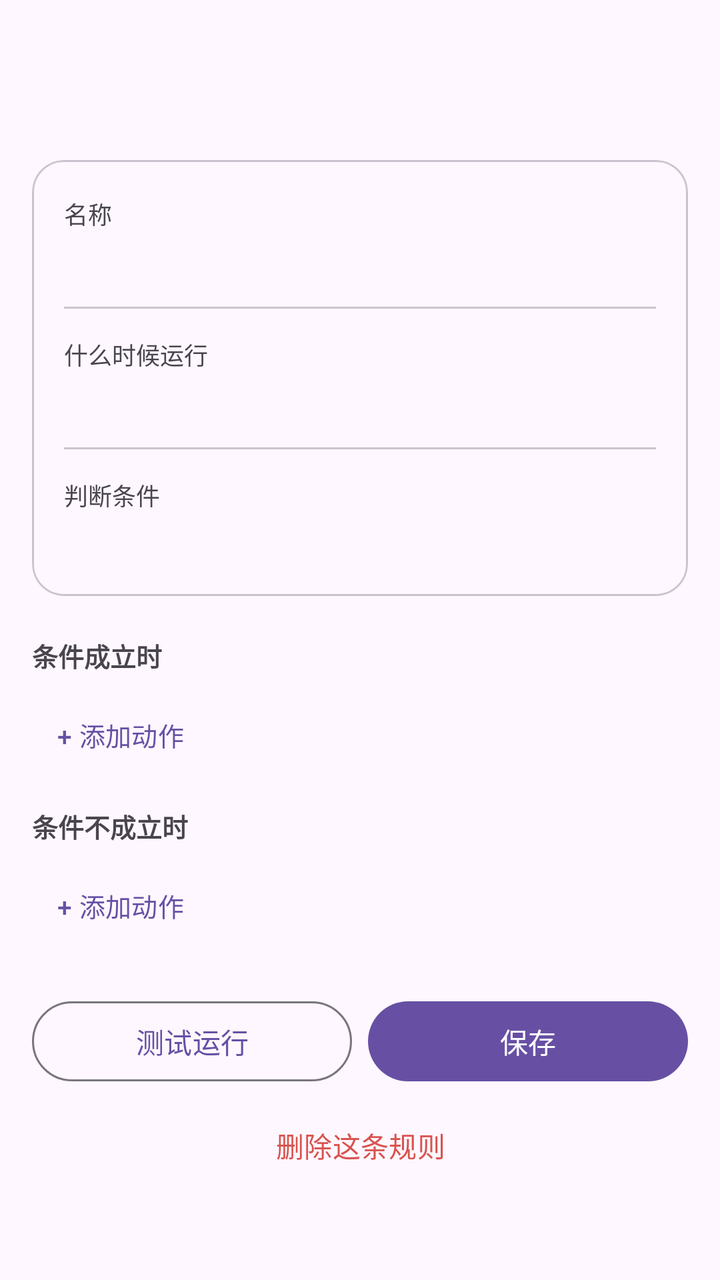
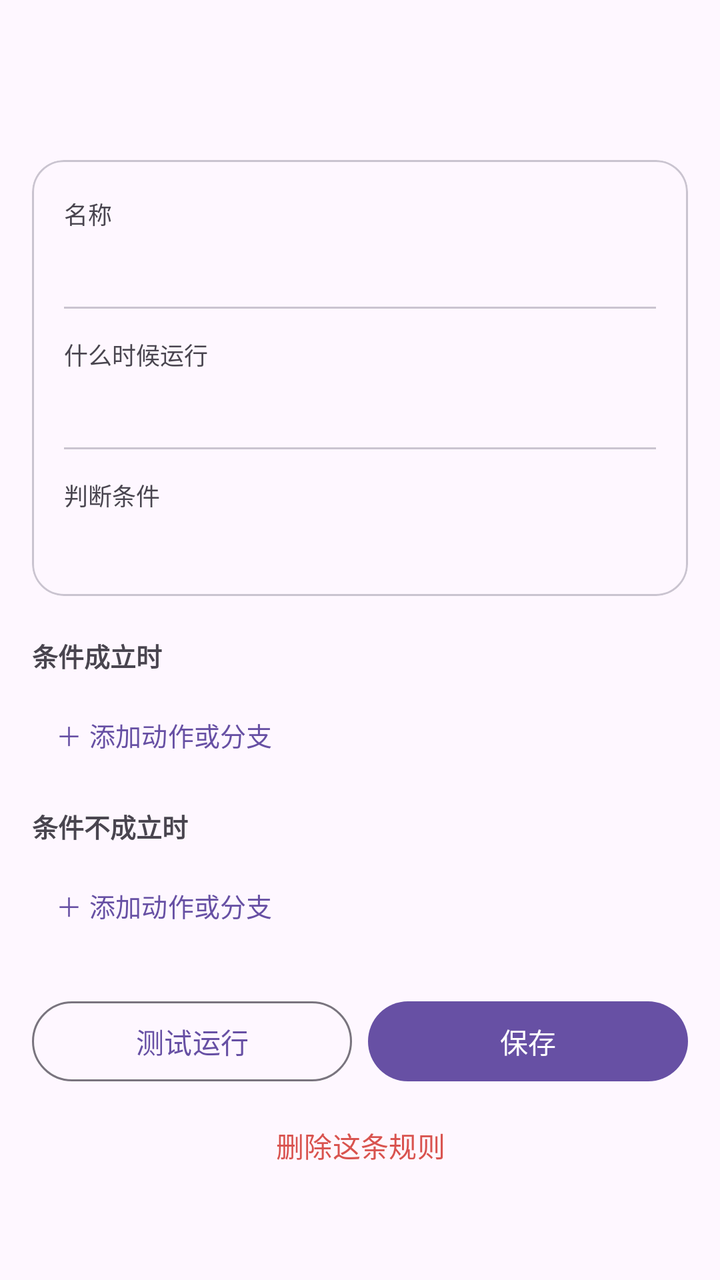

The first picture is an Android layout as it rendered before a commit; the second is the same layout after the commit. The layout source and the unified diff follow.
<!-- AndroidManifest.xml: application theme Theme.RuleTree -->
<!-- res/layout/activity_edit.xml -->
<?xml version="1.0" encoding="utf-8"?>
<LinearLayout xmlns:android="http://schemas.android.com/apk/res/android"
    xmlns:app="http://schemas.android.com/apk/res-auto"
    android:layout_width="match_parent"
    android:layout_height="match_parent"
    android:orientation="vertical">

    <com.google.android.material.appbar.AppBarLayout
        android:layout_width="match_parent"
        android:layout_height="wrap_content"
        android:fitsSystemWindows="true">

        <com.google.android.material.appbar.MaterialToolbar
            android:id="@+id/toolbar"
            android:layout_width="match_parent"
            android:layout_height="?attr/actionBarSize" />
    </com.google.android.material.appbar.AppBarLayout>

    <androidx.core.widget.NestedScrollView
        android:layout_width="match_parent"
        android:layout_height="0dp"
        android:layout_weight="1">

        <LinearLayout
            android:layout_width="match_parent"
            android:layout_height="wrap_content"
            android:orientation="vertical"
            android:padding="16dp">

            <com.google.android.material.card.MaterialCardView
                android:layout_width="match_parent"
                android:layout_height="wrap_content"
                app:cardCornerRadius="16dp"
                app:cardElevation="0dp"
                app:strokeWidth="1dp">

                <LinearLayout
                    android:layout_width="match_parent"
                    android:layout_height="wrap_content"
                    android:orientation="vertical"
                    android:paddingStart="16dp"
                    android:paddingEnd="16dp"
                    android:paddingTop="4dp"
                    android:paddingBottom="4dp">

                    <LinearLayout
                        android:id="@+id/rowName"
                        android:layout_width="match_parent"
                        android:layout_height="wrap_content"
                        android:background="?attr/selectableItemBackground"
                        android:orientation="vertical"
                        android:paddingTop="14dp"
                        android:paddingBottom="14dp">

                        <TextView
                            android:layout_width="wrap_content"
                            android:layout_height="wrap_content"
                            android:text="名称"
                            android:textSize="12sp" />

                        <TextView
                            android:id="@+id/tvName"
                            android:layout_width="match_parent"
                            android:layout_height="wrap_content"
                            android:layout_marginTop="2dp"
                            android:textSize="16sp" />
                    </LinearLayout>

                    <View
                        android:layout_width="match_parent"
                        android:layout_height="1dp"
                        android:background="?attr/colorOutlineVariant" />

                    <LinearLayout
                        android:id="@+id/rowTrigger"
                        android:layout_width="match_parent"
                        android:layout_height="wrap_content"
                        android:background="?attr/selectableItemBackground"
                        android:orientation="vertical"
                        android:paddingTop="14dp"
                        android:paddingBottom="14dp">

                        <TextView
                            android:layout_width="wrap_content"
                            android:layout_height="wrap_content"
                            android:text="什么时候运行"
                            android:textSize="12sp" />

                        <TextView
                            android:id="@+id/tvTrigger"
                            android:layout_width="match_parent"
                            android:layout_height="wrap_content"
                            android:layout_marginTop="2dp"
                            android:textSize="16sp" />
                    </LinearLayout>

                    <View
                        android:layout_width="match_parent"
                        android:layout_height="1dp"
                        android:background="?attr/colorOutlineVariant" />

                    <LinearLayout
                        android:id="@+id/rowCond"
                        android:layout_width="match_parent"
                        android:layout_height="wrap_content"
                        android:background="?attr/selectableItemBackground"
                        android:orientation="vertical"
                        android:paddingTop="14dp"
                        android:paddingBottom="14dp">

                        <TextView
                            android:layout_width="wrap_content"
                            android:layout_height="wrap_content"
                            android:text="判断条件"
                            android:textSize="12sp" />

                        <TextView
                            android:id="@+id/tvCond"
                            android:layout_width="match_parent"
                            android:layout_height="wrap_content"
                            android:layout_marginTop="2dp"
                            android:textSize="16sp" />
                    </LinearLayout>
                </LinearLayout>
            </com.google.android.material.card.MaterialCardView>

            <TextView
                android:layout_width="wrap_content"
                android:layout_height="wrap_content"
                android:layout_marginTop="20dp"
                android:text="条件成立时"
                android:textSize="13sp"
                android:textStyle="bold" />

            <LinearLayout
                android:id="@+id/thenContainer"
                android:layout_width="match_parent"
                android:layout_height="wrap_content"
                android:layout_marginTop="6dp"
                android:orientation="vertical" />

            <com.google.android.material.button.MaterialButton
                android:id="@+id/btnAddThen"
                style="@style/Widget.Material3.Button.TextButton"
                android:layout_width="wrap_content"
                android:layout_height="wrap_content"
                android:text="+ 添加动作"
                android:textSize="13sp" />

            <TextView
                android:layout_width="wrap_content"
                android:layout_height="wrap_content"
                android:layout_marginTop="12dp"
                android:text="条件不成立时"
                android:textSize="13sp"
                android:textStyle="bold" />

            <LinearLayout
                android:id="@+id/elseContainer"
                android:layout_width="match_parent"
                android:layout_height="wrap_content"
                android:layout_marginTop="6dp"
                android:orientation="vertical" />

            <com.google.android.material.button.MaterialButton
                android:id="@+id/btnAddElse"
                style="@style/Widget.Material3.Button.TextButton"
                android:layout_width="wrap_content"
                android:layout_height="wrap_content"
                android:text="+ 添加动作"
                android:textSize="13sp" />

            <LinearLayout
                android:layout_width="match_parent"
                android:layout_height="wrap_content"
                android:layout_marginTop="20dp"
                android:orientation="horizontal">

                <com.google.android.material.button.MaterialButton
                    android:id="@+id/btnTest"
                    style="@style/Widget.Material3.Button.OutlinedButton"
                    android:layout_width="0dp"
                    android:layout_height="wrap_content"
                    android:layout_weight="1"
                    android:text="测试运行" />

                <com.google.android.material.button.MaterialButton
                    android:id="@+id/btnSave"
                    android:layout_width="0dp"
                    android:layout_height="wrap_content"
                    android:layout_marginStart="8dp"
                    android:layout_weight="1"
                    android:text="保存" />
            </LinearLayout>

            <com.google.android.material.button.MaterialButton
                android:id="@+id/btnDelete"
                style="@style/Widget.Material3.Button.TextButton"
                android:layout_width="match_parent"
                android:layout_height="wrap_content"
                android:layout_marginTop="4dp"
                android:text="删除这条规则"
                android:textColor="#D9534F" />
        </LinearLayout>
    </androidx.core.widget.NestedScrollView>
</LinearLayout>
<!-- resources referenced by this layout -->
<resources>
  <style name="Theme.RuleTree" parent="Theme.Material3.DayNight.NoActionBar">
          <item name="android:statusBarColor">@android:color/transparent</item>
          <item name="android:windowLightStatusBar">true</item>
      </style>
</resources>

<!-- the commit's change to res/layout/activity_edit.xml (unified diff, before → after) -->
@@ -144,7 +144,7 @@
                 style="@style/Widget.Material3.Button.TextButton"
                 android:layout_width="wrap_content"
                 android:layout_height="wrap_content"
-                android:text="+ 添加动作"
+                android:text="＋ 添加动作或分支"
                 android:textSize="13sp" />
 
             <TextView
@@ -167,7 +167,7 @@
                 style="@style/Widget.Material3.Button.TextButton"
                 android:layout_width="wrap_content"
                 android:layout_height="wrap_content"
-                android:text="+ 添加动作"
+                android:text="＋ 添加动作或分支"
                 android:textSize="13sp" />
 
             <LinearLayout
